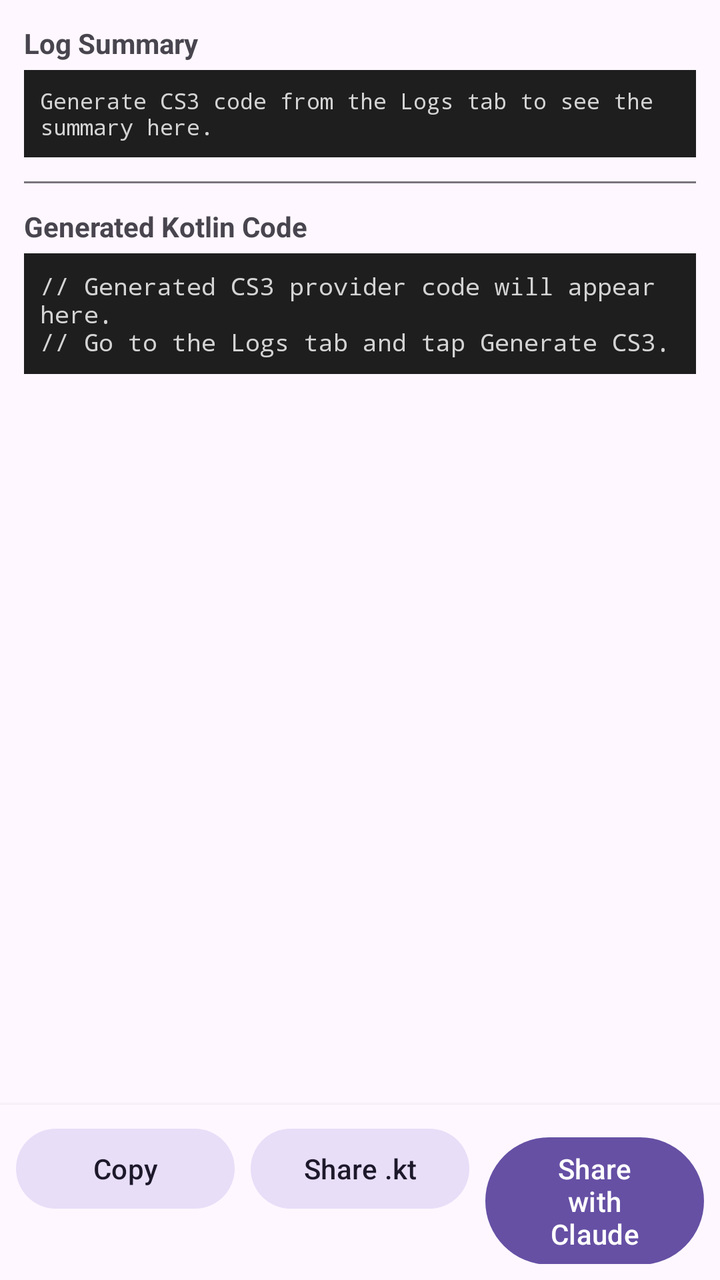
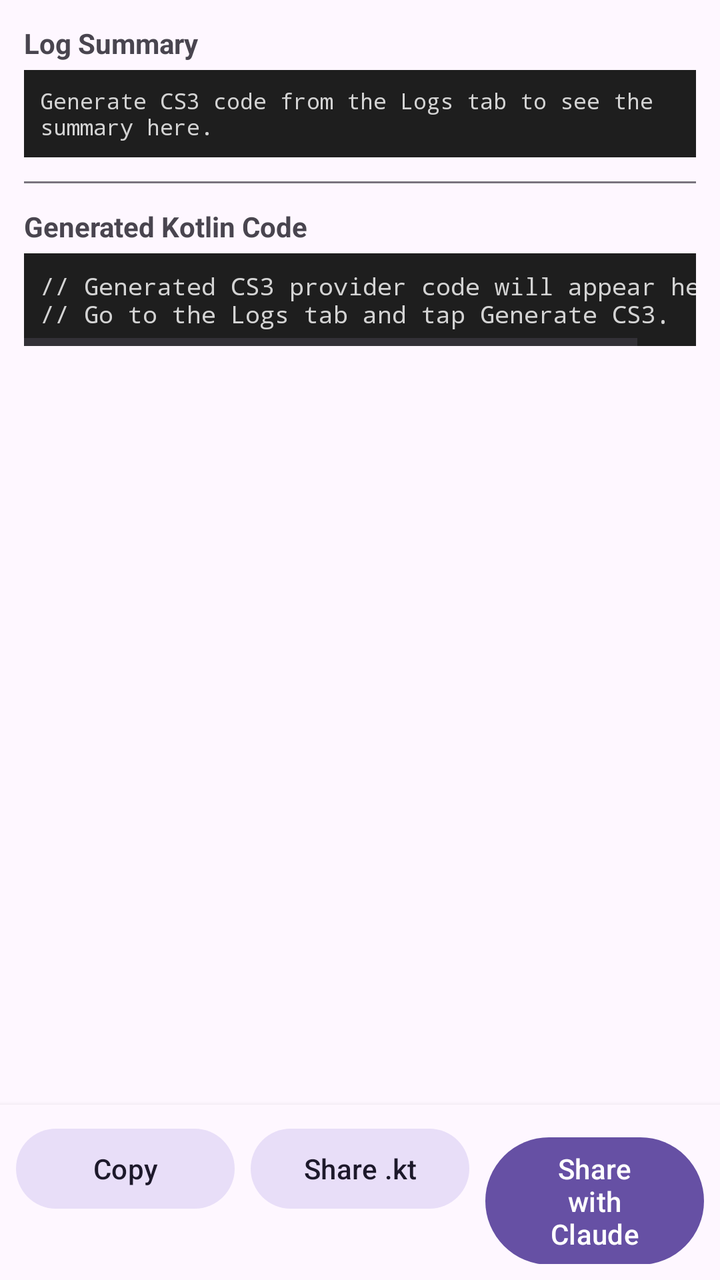

Before-and-after screenshots of an Android layout around one commit, followed by the original layout XML and the change that was made.
<!-- AndroidManifest.xml: application theme Theme.CS3ExtensionBuilder -->
<!-- res/layout/fragment_code.xml -->
<?xml version="1.0" encoding="utf-8"?>
<LinearLayout
    xmlns:android="http://schemas.android.com/apk/res/android"
    android:layout_width="match_parent"
    android:layout_height="match_parent"
    android:orientation="vertical">

    <androidx.core.widget.NestedScrollView
        android:layout_width="match_parent"
        android:layout_height="0dp"
        android:layout_weight="1"
        android:fillViewport="true">

        <LinearLayout
            android:layout_width="match_parent"
            android:layout_height="wrap_content"
            android:orientation="vertical"
            android:padding="12dp">

            <TextView
                android:id="@+id/tvSummaryLabel"
                android:layout_width="match_parent"
                android:layout_height="wrap_content"
                android:text="@string/label_log_summary"
                android:textStyle="bold"
                android:textSize="14sp"
                android:paddingBottom="4dp" />

            <TextView
                android:id="@+id/tvSummary"
                android:layout_width="match_parent"
                android:layout_height="wrap_content"
                android:fontFamily="monospace"
                android:textSize="11sp"
                android:text="@string/placeholder_summary"
                android:background="@color/code_background"
                android:padding="8dp"
                android:textColor="@color/code_text" />

            <View
                android:layout_width="match_parent"
                android:layout_height="1dp"
                android:layout_marginTop="12dp"
                android:layout_marginBottom="12dp"
                android:background="?attr/colorOutline" />

            <TextView
                android:id="@+id/tvCodeLabel"
                android:layout_width="match_parent"
                android:layout_height="wrap_content"
                android:text="@string/label_generated_code"
                android:textStyle="bold"
                android:textSize="14sp"
                android:paddingBottom="4dp" />

            <TextView
                android:id="@+id/tvCode"
                android:layout_width="match_parent"
                android:layout_height="wrap_content"
                android:fontFamily="monospace"
                android:textSize="12sp"
                android:text="@string/placeholder_code"
                android:background="@color/code_background"
                android:padding="8dp"
                android:textColor="@color/code_text"
                android:horizontalScrollBarEnabled="true" />

        </LinearLayout>

    </androidx.core.widget.NestedScrollView>

    <LinearLayout
        android:layout_width="match_parent"
        android:layout_height="wrap_content"
        android:orientation="horizontal"
        android:padding="8dp"
        android:background="?attr/colorSurface"
        android:elevation="4dp">

        <com.google.android.material.button.MaterialButton
            android:id="@+id/btnCopy"
            android:layout_width="0dp"
            android:layout_height="wrap_content"
            android:layout_weight="1"
            android:layout_marginEnd="4dp"
            android:text="@string/btn_copy"
            style="@style/Widget.Material3.Button.TonalButton" />

        <com.google.android.material.button.MaterialButton
            android:id="@+id/btnShare"
            android:layout_width="0dp"
            android:layout_height="wrap_content"
            android:layout_weight="1"
            android:layout_marginStart="4dp"
            android:layout_marginEnd="4dp"
            android:text="@string/btn_share_file"
            style="@style/Widget.Material3.Button.TonalButton" />

        <com.google.android.material.button.MaterialButton
            android:id="@+id/btnShareClaude"
            android:layout_width="0dp"
            android:layout_height="wrap_content"
            android:layout_weight="1"
            android:layout_marginStart="4dp"
            android:text="@string/btn_share_claude"
            style="@style/Widget.Material3.Button" />

    </LinearLayout>

</LinearLayout>
<!-- resources referenced by this layout -->
<resources>
  <color name="code_background">#FF1E1E1E</color>
  <color name="code_text">#FFD4D4D4</color>
  <string name="btn_copy">Copy</string>
  <string name="btn_share_claude">Share with Claude</string>
  <string name="btn_share_file">Share .kt</string>
  <string name="label_generated_code">Generated Kotlin Code</string>
  <string name="label_log_summary">Log Summary</string>
  <string name="placeholder_code">// Generated CS3 provider code will appear here.\n// Go to the Logs tab and tap "Generate CS3".</string>
  <string name="placeholder_summary">Generate CS3 code from the Logs tab to see the summary here.</string>
  <style name="Theme.CS3ExtensionBuilder" parent="Theme.Material3.DayNight.NoActionBar">
          <item name="colorPrimary">@color/seed</item>
          <item name="colorPrimaryVariant">@color/purple_700</item>
          <item name="colorOnPrimary">@color/white</item>
          <item name="colorSecondary">@color/teal_200</item>
          <item name="colorOnSecondary">@color/black</item>
          <item name="android:statusBarColor">?attr/colorPrimaryVariant</item>
      </style>
  <color name="seed">#6650A4</color>
  <color name="purple_700">#FF3700B3</color>
  <color name="white">#FFFFFFFF</color>
  <color name="teal_200">#FF03DAC5</color>
  <color name="black">#FF000000</color>
</resources>

<!-- the commit's change to res/layout/fragment_code.xml (unified diff, before → after) -->
@@ -53,17 +53,20 @@
                 android:textSize="14sp"
                 android:paddingBottom="4dp" />
 
-            <TextView
-                android:id="@+id/tvCode"
+            <HorizontalScrollView
                 android:layout_width="match_parent"
-                android:layout_height="wrap_content"
-                android:fontFamily="monospace"
-                android:textSize="12sp"
-                android:text="@string/placeholder_code"
-                android:background="@color/code_background"
-                android:padding="8dp"
-                android:textColor="@color/code_text"
-                android:horizontalScrollBarEnabled="true" />
+                android:layout_height="wrap_content">
+                <TextView
+                    android:id="@+id/tvCode"
+                    android:layout_width="wrap_content"
+                    android:layout_height="wrap_content"
+                    android:fontFamily="monospace"
+                    android:textSize="12sp"
+                    android:text="@string/placeholder_code"
+                    android:background="@color/code_background"
+                    android:padding="8dp"
+                    android:textColor="@color/code_text" />
+            </HorizontalScrollView>
 
         </LinearLayout>
 
<!-- resource entries referenced after the edit -->
@@ -11,15 +11,15 @@
   <string name="placeholder_summary">Generate CS3 code from the Logs tab to see the summary here.</string>
   <style name="Theme.CS3ExtensionBuilder" parent="Theme.Material3.DayNight.NoActionBar">
           <item name="colorPrimary">@color/seed</item>
-          <item name="colorPrimaryVariant">@color/purple_700</item>
           <item name="colorOnPrimary">@color/white</item>
+          <item name="colorPrimaryContainer">@color/purple_200</item>
+          <item name="colorOnPrimaryContainer">@color/black</item>
           <item name="colorSecondary">@color/teal_200</item>
           <item name="colorOnSecondary">@color/black</item>
-          <item name="android:statusBarColor">?attr/colorPrimaryVariant</item>
       </style>
   <color name="seed">#6650A4</color>
-  <color name="purple_700">#FF3700B3</color>
   <color name="white">#FFFFFFFF</color>
+  <color name="purple_200">#FFBB86FC</color>
   <color name="teal_200">#FF03DAC5</color>
   <color name="black">#FF000000</color>
 </resources>
